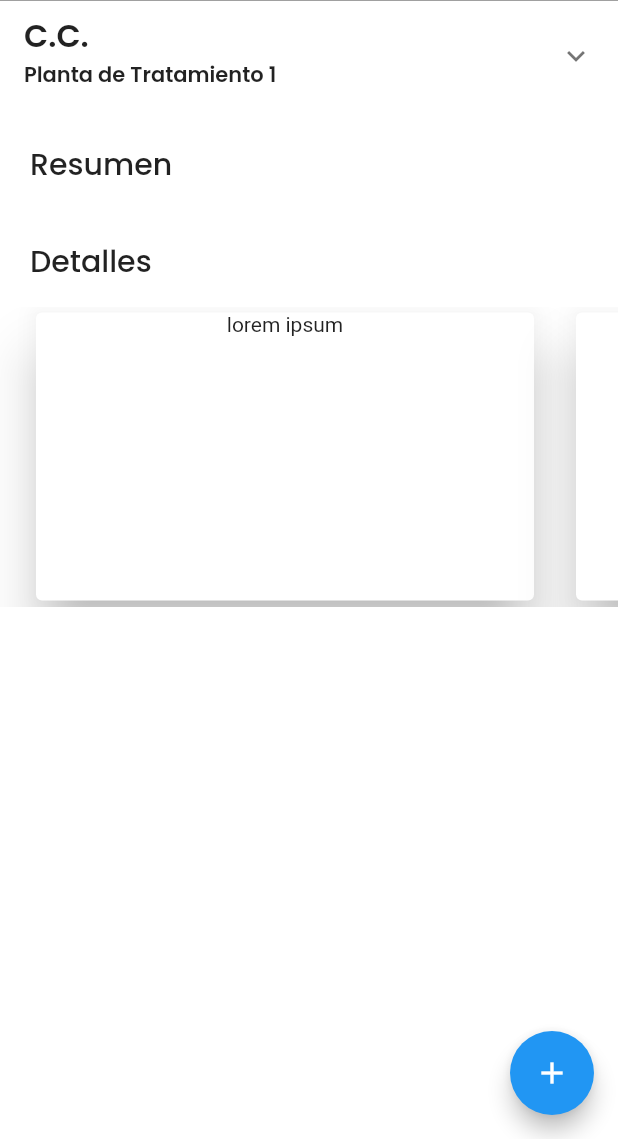
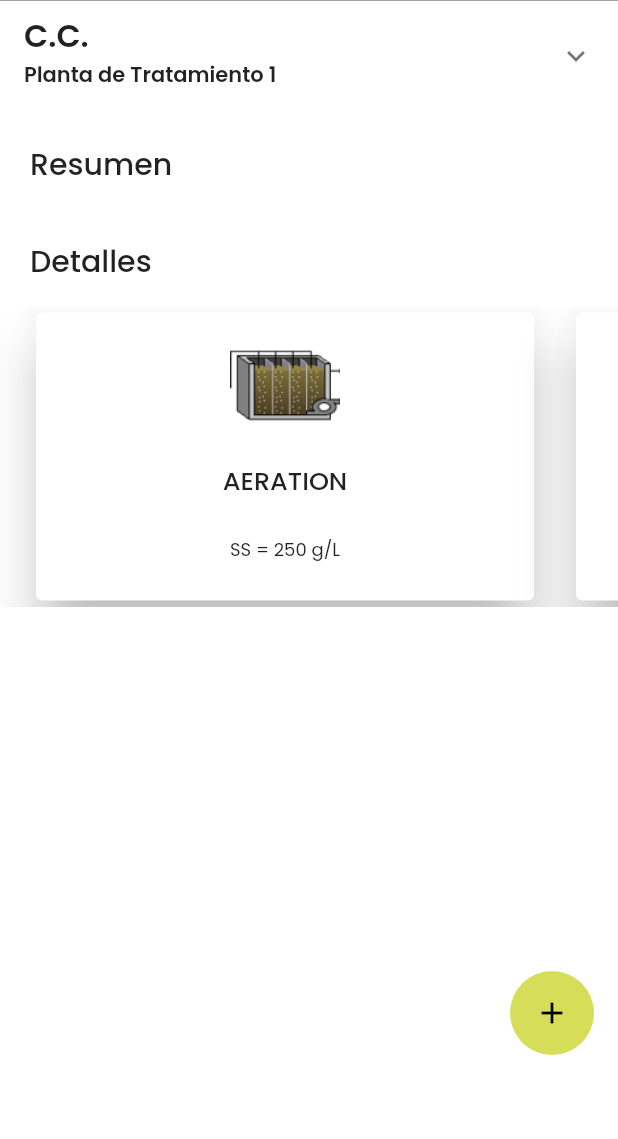
Before and after one commit to GEnriqueGT/plantas_flutter, a Flutter app: the DetailsPage screen opened directly with empty values, on a phone screen of 412 x 824 dp, the part 97-1236 px from its top. Run offline on Flutter 3.47's test engine with Material 2 defaults, Android fonts, the phone set to English and light mode, and no system bars.

Commit message:
slider de cards

```diff
--- a/lib/src/ui/details_page.dart
+++ b/lib/src/ui/details_page.dart
@@ -17,10 +17,19 @@ class DetailsPage extends StatelessWidget {
         Column(children: getTiles(listTiles, context)),
         sectionText("Detalles"),
         detallesCards(),
+        SizedBox(
+          height: 200,
+        )
       ]),
-      floatingActionButton: FloatingActionButton(
-        onPressed: () {},
-        child: Icon(Icons.add),
+      floatingActionButton: Padding(
+        padding: const EdgeInsets.only(bottom: 40),
+        child: FloatingActionButton(
+          elevation: 0,
+          onPressed: () {},
+          child: IconTheme(
+              data: IconThemeData(color: Colors.black), child: Icon(Icons.add)),
+          backgroundColor: Color(0xffD6DD58),
+        ),
       ),
     );
   }
@@ -95,8 +104,21 @@ detallesCards() {
             color: Colors.white,
             child: Center(
                 child: Column(
+              mainAxisAlignment: MainAxisAlignment.spaceEvenly,
               children: [
-                Text("lorem ipsum"),
+                Image.asset("assets/images/aeration.png", scale: 1.7),
+                Text("AERATION",
+                    style: TextStyle(
+                      fontWeight: FontWeight.w500,
+                      fontSize: 17,
+                      fontFamily: 'Poppins',
+                    )),
+                Text("SS = 250 g/L",
+                    style: TextStyle(
+                      fontWeight: FontWeight.w400,
+                      fontSize: 12,
+                      fontFamily: 'Poppins',
+                    )),
               ],
             )),
           ),
@@ -109,8 +131,38 @@ detallesCards() {
             color: Colors.white,
             child: Center(
                 child: Column(
+              mainAxisAlignment: MainAxisAlignment.spaceEvenly,
               children: [
-                Text("lorem ipsum"),
+                Image.asset("assets/images/influent.png", scale: 1.7),
+                Text("INFLUENT",
+                    style: TextStyle(
+                      fontWeight: FontWeight.w500,
+                      fontSize: 17,
+                      fontFamily: 'Poppins',
+                    )),
+                Row(
+                  mainAxisAlignment: MainAxisAlignment.spaceAround,
+                  children: [
+                    Text("Q = 90 L/min",
+                        style: TextStyle(
+                          fontWeight: FontWeight.w400,
+                          fontSize: 12,
+                          fontFamily: 'Poppins',
+                        )),
+                    Text("pH = 7",
+                        style: TextStyle(
+                          fontWeight: FontWeight.w400,
+                          fontSize: 12,
+                          fontFamily: 'Poppins',
+                        )),
+                    Text("NT = 45",
+                        style: TextStyle(
+                          fontWeight: FontWeight.w400,
+                          fontSize: 12,
+                          fontFamily: 'Poppins',
+                        ))
+                  ],
+                ),
               ],
             )),
           ),
--- a/pubspec.yaml
+++ b/pubspec.yaml
@@ -83,6 +83,8 @@ flutter:
   assets:
     - assets/images/logo.png
     - assets/images/logo_appbar.png
+    - assets/images/aeration.png
+    - assets/images/influent.png
 
   # To add assets to your application, add an assets section, like this:
   # assets:
```
Also changed, not shown: assets/images/aeration.png (added), assets/images/influent.png (added).
